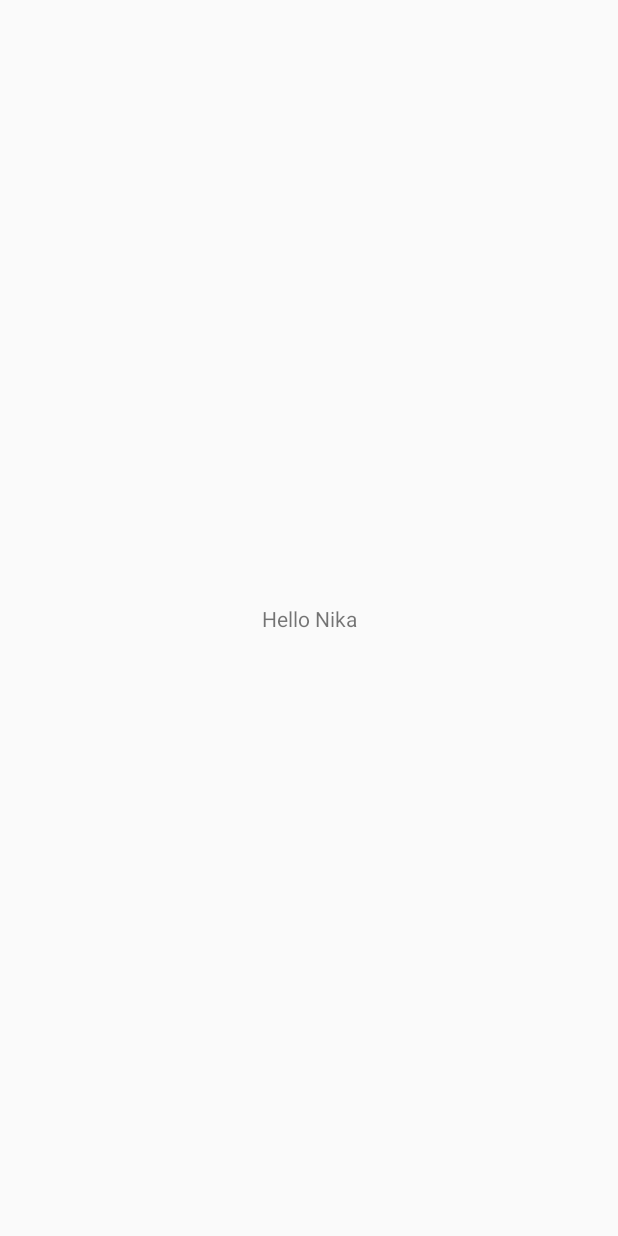
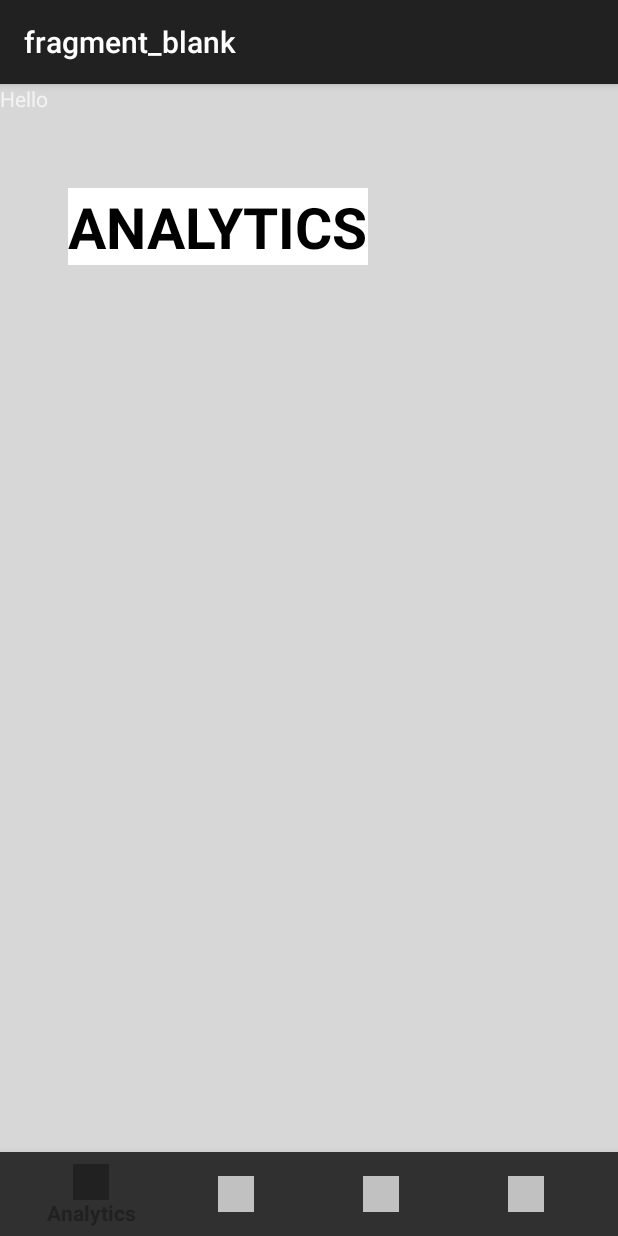
Before and after one commit to JohnnyMahoney/FinApp, an Android app built with Jetpack Compose: the screen it shows after launch (MainActivity), on a phone screen of 412 x 824 dp. Before the commit the screen is almost empty. Run offline under Robolectric (Android 15) with nearby library versions, the phone set to English and light mode, and no system bars; our stand-ins replace navigation-ui.

Commit message:
Added Bottom Navigation

```diff
--- a/app/src/main/AndroidManifest.xml
+++ b/app/src/main/AndroidManifest.xml
@@ -16,7 +16,7 @@
             android:name=".MainActivity"
             android:exported="true"
             android:label="@string/app_name"
-            android:theme="@style/Theme.FinApp">
+            android:theme="@style/Theme.AppCompat">
             <intent-filter>
                 <action android:name="android.intent.action.MAIN" />
 
--- /dev/null
+++ b/app/src/main/java/com/example/finapp/BlankFragment.kt
@@ -0,0 +1,31 @@
+package com.example.finapp
+
+import androidx.lifecycle.ViewModelProvider
+import android.os.Bundle
+import androidx.fragment.app.Fragment
+import android.view.LayoutInflater
+import android.view.View
+import android.view.ViewGroup
+
+class BlankFragment : Fragment() {
+
+    companion object {
+        fun newInstance() = BlankFragment()
+    }
+
+    private lateinit var viewModel: BlankViewModel
+
+    override fun onCreateView(
+        inflater: LayoutInflater, container: ViewGroup?,
+        savedInstanceState: Bundle?
+    ): View? {
+        return inflater.inflate(R.layout.fragment_blank, container, false)
+    }
+
+    override fun onActivityCreated(savedInstanceState: Bundle?) {
+        super.onActivityCreated(savedInstanceState)
+        viewModel = ViewModelProvider(this).get(BlankViewModel::class.java)
+        // TODO: Use the ViewModel
+    }
+
+}
--- /dev/null
+++ b/app/src/main/java/com/example/finapp/BlankViewModel.kt
@@ -0,0 +1,7 @@
+package com.example.finapp
+
+import androidx.lifecycle.ViewModel
+
+class BlankViewModel : ViewModel() {
+    // TODO: Implement the ViewModel
+}
--- a/app/src/main/java/com/example/finapp/MainActivity.kt
+++ b/app/src/main/java/com/example/finapp/MainActivity.kt
@@ -1,14 +1,30 @@
 package com.example.finapp
 
 import android.os.Bundle
-import androidx.activity.ComponentActivity
-import com.example.finapp.R
+import com.google.android.material.bottomnavigation.BottomNavigationView
+import androidx.appcompat.app.AppCompatActivity
+import androidx.navigation.findNavController
+import androidx.navigation.ui.AppBarConfiguration
+import androidx.navigation.ui.setupActionBarWithNavController
+import androidx.navigation.ui.setupWithNavController
 
-class MainActivity : ComponentActivity() {
+class MainActivity : AppCompatActivity() {
+
     override fun onCreate(savedInstanceState: Bundle?) {
         super.onCreate(savedInstanceState)
         setContentView(R.layout.activity_main)
+        val navView: BottomNavigationView = findViewById(R.id.nav_view)
 
-
+        val navController = findNavController(R.id.nav_host_fragment)
+        // Passing each menu ID as a set of Ids because each
+        // menu should be considered as top level destinations.
+        val appBarConfiguration = AppBarConfiguration(setOf(
+            R.id.blankFragment,
+            R.id.blankFragment2,
+            R.id.blankFragment3,
+            R.id.blankFragment4
+           ))
+        setupActionBarWithNavController(navController, appBarConfiguration)
+        navView.setupWithNavController(navController)
     }
 }
--- a/app/src/main/res/layout/activity_main.xml
+++ b/app/src/main/res/layout/activity_main.xml
@@ -1,18 +1,50 @@
 <?xml version="1.0" encoding="utf-8"?>
 <androidx.constraintlayout.widget.ConstraintLayout xmlns:android="http://schemas.android.com/apk/res/android"
+    xmlns:app="http://schemas.android.com/apk/res-auto"
+    xmlns:tools="http://schemas.android.com/tools"
     android:layout_width="match_parent"
     android:layout_height="match_parent"
-    xmlns:tools="http://schemas.android.com/tools"
-    xmlns:app="http://schemas.android.com/apk/res-auto"
-    tools:context="com.example.finApp.MainActivity">
+    android:background="#D8D7D8"
+    tools:context="com.example.finapp.MainActivity">
 
     <TextView
         android:layout_width="wrap_content"
-        android:layout_height="19dp"
-        android:text="Hello Nika"
-        app:layout_constraintTop_toTopOf="parent"
+        android:layout_height="wrap_content"
+        android:layout_marginLeft="24dp"
+        android:background="@color/white"
+        android:text="ANALYTICS"
+        android:textSize="38sp"
+        android:textStyle="bold"
+        android:textColor="#000000"
+        app:layout_constraintBottom_toBottomOf="parent"
+        app:layout_constraintHorizontal_bias="0.113"
         app:layout_constraintLeft_toLeftOf="parent"
         app:layout_constraintRight_toRightOf="parent"
-        app:layout_constraintBottom_toBottomOf="parent"/>
+        app:layout_constraintTop_toTopOf="parent"
+        app:layout_constraintVertical_bias="0.097" />
+
+    <com.google.android.material.bottomnavigation.BottomNavigationView
+        android:id="@+id/nav_view"
+        android:layout_width="0dp"
+        android:layout_height="wrap_content"
+        android:layout_marginStart="0dp"
+        android:layout_marginEnd="0dp"
+        android:background="?android:attr/windowBackground"
+        app:layout_constraintBottom_toBottomOf="parent"
+        app:layout_constraintLeft_toLeftOf="parent"
+        app:layout_constraintRight_toRightOf="parent"
+        app:menu="@menu/bottom_nav_menu" />
+
+    <fragment
+        android:id="@+id/nav_host_fragment"
+        android:name="androidx.navigation.fragment.NavHostFragment"
+        android:layout_width="match_parent"
+        android:layout_height="match_parent"
+        app:defaultNavHost="true"
+        app:layout_constraintBottom_toTopOf="@id/nav_view"
+        app:layout_constraintLeft_toLeftOf="parent"
+        app:layout_constraintRight_toRightOf="parent"
+        app:layout_constraintTop_toTopOf="parent"
+        app:navGraph="@navigation/mobile_navigation" />
 
 </androidx.constraintlayout.widget.ConstraintLayout>
--- /dev/null
+++ b/app/src/main/res/layout/fragment_blank.xml
@@ -0,0 +1,13 @@
+<?xml version="1.0" encoding="utf-8"?>
+<FrameLayout xmlns:android="http://schemas.android.com/apk/res/android"
+    xmlns:tools="http://schemas.android.com/tools"
+    android:layout_width="match_parent"
+    android:layout_height="match_parent"
+    tools:context=".BlankFragment">
+
+    <TextView
+        android:layout_width="match_parent"
+        android:layout_height="match_parent"
+        android:text="Hello" />
+
+</FrameLayout>
--- /dev/null
+++ b/app/src/main/res/menu/bottom_nav_menu.xml
@@ -0,0 +1,20 @@
+<?xml version="1.0" encoding="utf-8"?>
+<menu xmlns:android="http://schemas.android.com/apk/res/android">
+    <item
+        android:id="@+id/blankFragment"
+        android:icon="@drawable/ic_launcher_background"
+        android:title="Analytics"/>
+    <item
+        android:id="@+id/blankFragment2"
+        android:icon="@drawable/ic_launcher_background"
+        android:title="Transactions"/>
+    <item
+        android:id="@+id/blankFragment3"
+        android:icon="@drawable/ic_launcher_background"
+        android:title="Add"/>
+    <item
+        android:id="@+id/blankFragment4"
+        android:icon="@drawable/ic_launcher_background"
+        android:title="Goals"/>
+
+</menu>
--- /dev/null
+++ b/app/src/main/res/navigation/mobile_navigation.xml
@@ -0,0 +1,28 @@
+<!-- mobile_navigation.xml -->
+<navigation xmlns:android="http://schemas.android.com/apk/res/android"
+    xmlns:app="http://schemas.android.com/apk/res-auto"
+    xmlns:tools="http://schemas.android.com/tools"
+    app:startDestination="@+id/blankFragment">
+
+
+    <fragment
+        android:id="@+id/blankFragment"
+        android:name="com.example.finapp.BlankFragment"
+        android:label="fragment_blank"
+        tools:layout="@layout/fragment_blank" />
+    <fragment
+        android:id="@+id/blankFragment2"
+        android:name="com.example.finapp.BlankFragment2"
+        android:label="fragment_blank2"
+        tools:layout="@layout/fragment_blank2" />
+    <fragment
+        android:id="@+id/blankFragment3"
+        android:name="com.example.finapp.BlankFragment3"
+        android:label="fragment_blank3"
+        tools:layout="@layout/fragment_blank3" />
+    <fragment
+        android:id="@+id/blankFragment4"
+        android:name="com.example.finapp.BlankFragment4"
+        android:label="fragment_blank4"
+        tools:layout="@layout/fragment_blank4" />
+</navigation>
--- a/app/src/main/res/values/colors.xml
+++ b/app/src/main/res/values/colors.xml
@@ -7,4 +7,5 @@
     <color name="teal_700">#FF018786</color>
     <color name="black">#FF000000</color>
     <color name="white">#FFFFFFFF</color>
+    <color name="screenBackground">#FFEE58</color>
 </resources>
```
Also changed, not shown: app/build.gradle (+17 -3 lines), app/src/main/java/com/example/finapp/BlankFragment2.kt (added, +31 -0 lines), app/src/main/java/com/example/finapp/BlankFragment3.kt (added, +31 -0 lines), app/src/main/java/com/example/finapp/BlankFragment4.kt (added, +31 -0 lines), app/src/main/java/com/example/finapp/BlankViewModel2.kt (added, +7 -0 lines), app/src/main/java/com/example/finapp/BlankViewModel3.kt (added, +7 -0 lines), app/src/main/java/com/example/finapp/BlankViewModel4.kt (added, +7 -0 lines), app/src/main/res/layout/fragment_blank2.xml (added, +13 -0 lines), app/src/main/res/layout/fragment_blank3.xml (added, +13 -0 lines), app/src/main/res/layout/fragment_blank4.xml (added, +13 -0 lines).
